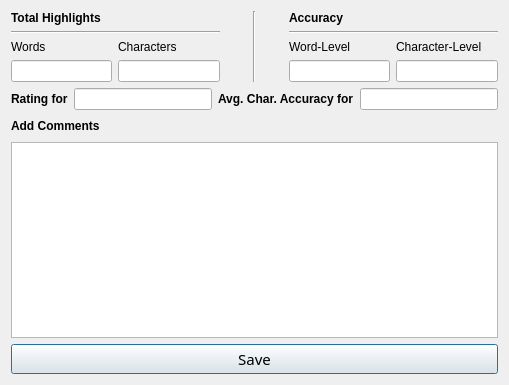
UDAAN-LEAP/leap-pe-tool, file FrameWorkCode/commentsview.ui: the form before one commit.
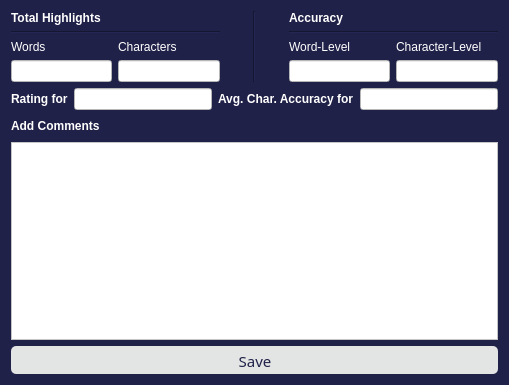
The form after the commit.

Commit message: Applied UI design and style to all sub windows

Patch:
```diff
--- a/FrameWorkCode/commentsview.ui
+++ b/FrameWorkCode/commentsview.ui
@@ -14,7 +14,8 @@
    <string>View Comments</string>
   </property>
   <property name="styleSheet">
-   <string notr="true">font: 11pt &quot;Work Sans&quot;;</string>
+   <string notr="true">color:black;font: 11pt &quot;Work Sans&quot;; 
+background-color: rgb(32, 33, 72);</string>
   </property>
   <layout class="QVBoxLayout" name="verticalLayout_7">
    <item>
@@ -23,6 +24,9 @@
       <layout class="QVBoxLayout" name="verticalLayout_3">
        <item>
         <widget class="QLabel" name="label">
+         <property name="styleSheet">
+          <string notr="true">color: rgb(255, 255, 255);</string>
+         </property>
          <property name="text">
           <string>&lt;b&gt;Total Highlights&lt;/b&gt;</string>
          </property>
@@ -41,13 +45,21 @@
           <layout class="QVBoxLayout" name="verticalLayout">
            <item>
             <widget class="QLabel" name="label_2">
+             <property name="styleSheet">
+              <string notr="true">color: rgb(255, 255, 255);</string>
+             </property>
              <property name="text">
               <string>Words</string>
              </property>
             </widget>
            </item>
            <item>
-            <widget class="QLineEdit" name="h_words"/>
+            <widget class="QLineEdit" name="h_words">
+             <property name="styleSheet">
+              <string notr="true">color:black; 
+background-color: rgb(255, 255, 255);</string>
+             </property>
+            </widget>
            </item>
           </layout>
          </item>
@@ -55,13 +67,21 @@
           <layout class="QVBoxLayout" name="verticalLayout_2">
            <item>
             <widget class="QLabel" name="label_4">
+             <property name="styleSheet">
+              <string notr="true">color: rgb(255, 255, 255);</string>
+             </property>
              <property name="text">
               <string>Characters</string>
              </property>
             </widget>
            </item>
            <item>
-            <widget class="QLineEdit" name="h_characters"/>
+            <widget class="QLineEdit" name="h_characters">
+             <property name="styleSheet">
+              <string notr="true">background-color: rgb(255, 255, 255);color:black; 
+</string>
+             </property>
+            </widget>
            </item>
           </layout>
          </item>
@@ -106,6 +126,9 @@
       <layout class="QVBoxLayout" name="verticalLayout_4">
        <item>
         <widget class="QLabel" name="label_6">
+         <property name="styleSheet">
+          <string notr="true">color: rgb(255, 255, 255);</string>
+         </property>
          <property name="text">
           <string>&lt;b&gt;Accuracy&lt;/b&gt;</string>
          </property>
@@ -124,13 +147,21 @@
           <layout class="QVBoxLayout" name="verticalLayout_5">
            <item>
             <widget class="QLabel" name="label_7">
+             <property name="styleSheet">
+              <string notr="true">color: rgb(255, 255, 255);</string>
+             </property>
              <property name="text">
               <string>Word-Level</string>
              </property>
             </widget>
            </item>
            <item>
-            <widget class="QLineEdit" name="acc_word"/>
+            <widget class="QLineEdit" name="acc_word">
+             <property name="styleSheet">
+              <string notr="true">color:black; 
+background-color: rgb(255, 255, 255);</string>
+             </property>
+            </widget>
            </item>
           </layout>
          </item>
@@ -138,13 +169,21 @@
           <layout class="QVBoxLayout" name="verticalLayout_6">
            <item>
             <widget class="QLabel" name="label_8">
+             <property name="styleSheet">
+              <string notr="true">color: rgb(255, 255, 255);</string>
+             </property>
              <property name="text">
               <string>Character-Level</string>
              </property>
             </widget>
            </item>
            <item>
-            <widget class="QLineEdit" name="acc_character"/>
+            <widget class="QLineEdit" name="acc_character">
+             <property name="styleSheet">
+              <string notr="true">color:black; 
+background-color: rgb(255, 255, 255);</string>
+             </property>
+            </widget>
            </item>
           </layout>
          </item>
@@ -158,6 +197,9 @@
     <layout class="QHBoxLayout" name="ratingsAccLayout">
      <item>
       <widget class="QLabel" name="ratingLabel">
+       <property name="styleSheet">
+        <string notr="true">color: rgb(255, 255, 255);</string>
+       </property>
        <property name="text">
         <string>&lt;html&gt;&lt;head/&gt;&lt;body&gt;&lt;p&gt;&lt;span style=&quot; font-weight:600;&quot;&gt;Rating for&lt;/span&gt;&lt;/p&gt;&lt;/body&gt;&lt;/html&gt;</string>
        </property>
@@ -165,6 +207,10 @@
      </item>
      <item>
       <widget class="QLineEdit" name="rating">
+       <property name="styleSheet">
+        <string notr="true">background-color: rgb(255, 255, 255); color:black; 
+</string>
+       </property>
        <property name="readOnly">
         <bool>true</bool>
        </property>
@@ -172,6 +218,9 @@
      </item>
      <item>
       <widget class="QLabel" name="avgAccLabel">
+       <property name="styleSheet">
+        <string notr="true">color: rgb(255, 255, 255);</string>
+       </property>
        <property name="text">
         <string>&lt;html&gt;&lt;head/&gt;&lt;body&gt;&lt;p&gt;&lt;span style=&quot; font-weight:600;&quot;&gt;Avg. Char. Accuracy for&lt;/span&gt;&lt;/p&gt;&lt;/body&gt;&lt;/html&gt;</string>
        </property>
@@ -179,6 +228,10 @@
      </item>
      <item>
       <widget class="QLineEdit" name="avgAcc">
+       <property name="styleSheet">
+        <string notr="true">background-color: rgb(255, 255, 255); color:black; 
+</string>
+       </property>
        <property name="readOnly">
         <bool>true</bool>
        </property>
@@ -190,6 +243,9 @@
     <layout class="QHBoxLayout" name="horizontalLayout_5">
      <item>
       <widget class="QLabel" name="label_3">
+       <property name="styleSheet">
+        <string notr="true">color: rgb(255, 255, 255);</string>
+       </property>
        <property name="text">
         <string>&lt;html&gt;&lt;head/&gt;&lt;body&gt;&lt;p&gt;&lt;span style=&quot; font-weight:600;&quot;&gt;Add Comments&lt;/span&gt;&lt;/p&gt;&lt;/body&gt;&lt;/html&gt;</string>
        </property>
@@ -231,6 +287,10 @@
        <bold>false</bold>
       </font>
      </property>
+     <property name="styleSheet">
+      <string notr="true">background-color: rgb(255, 255, 255); color:black; 
+</string>
+     </property>
      <property name="readOnly">
       <bool>false</bool>
      </property>
@@ -251,6 +311,10 @@
        <underline>false</underline>
       </font>
      </property>
+     <property name="styleSheet">
+      <string notr="true">QPushButton{background-color:rgb(227, 228, 228);border:0px; color: rgb(32, 33, 72); height:26.96px; width: 113.5px; padding-top:1px; border-radius:4.8px; padding-left:1.3px; selection-color: rgb(32, 33, 72); selection-background-color: rgb(136, 138, 133);
+} QPushButton:checked{background-color: rgb(136, 138, 133);} QPushButton:pressed {background-color: rgb(136, 138, 133);}</string>
+     </property>
      <property name="text">
       <string>Save</string>
      </property>
```
The commit also changes 61 other files.
